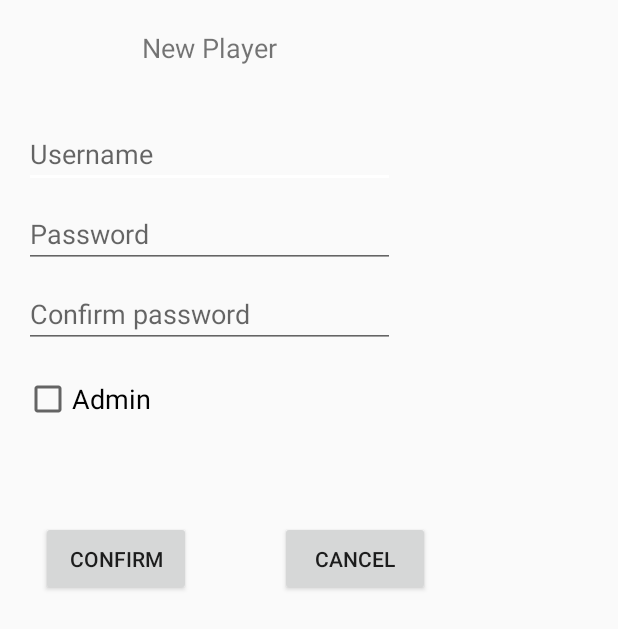
After one commit to JakobWeiler/FootballApp, an Android app: the layout activity_add_player.xml on its own in the app's theme, with its tools: preview values and no code run, on a phone screen of 412 x 824 dp. The commit adds this screen. Shown: the top 629 px of the screen. Run offline under Robolectric (Android 15) with nearby library versions, the phone set to English and light mode, and no system bars.

```diff
--- a/app/src/main/AndroidManifest.xml
+++ b/app/src/main/AndroidManifest.xml
@@ -2,7 +2,7 @@
 <manifest xmlns:android="http://schemas.android.com/apk/res/android"
     package="at.footballapp.captainandroid.footballapp">
 
-    <uses-permission android:name="android.permission.INTERNET"/>
+    <uses-permission android:name="android.permission.INTERNET" />
 
     <application
         android:allowBackup="true"
@@ -11,7 +11,8 @@
         android:roundIcon="@mipmap/ic_launcher_round"
         android:supportsRtl="true"
         android:theme="@style/AppTheme">
-        <activity android:name=".pkgGUI.LoginActivity"
+        <activity
+            android:name=".pkgGUI.LoginActivity"
             android:screenOrientation="portrait">
             <intent-filter>
                 <action android:name="android.intent.action.MAIN" />
@@ -19,25 +20,35 @@
                 <category android:name="android.intent.category.LAUNCHER" />
             </intent-filter>
         </activity>
-        <activity android:name=".pkgGUI.RemovePlayerActivity"
-            android:screenOrientation="portrait"/>
-        <activity android:name=".pkgGUI.RemoveMatchActivity"
-            android:screenOrientation="portrait"/>
-        <activity android:name=".pkgGUI.UpdateMatchActivity"
-            android:screenOrientation="portrait"/>
-        <activity android:name=".pkgGUI.EditTeamActivity"
-            android:screenOrientation="portrait"/>
-        <activity android:name=".pkgGUI.StatisticActivity"
-            android:screenOrientation="portrait"/>
-        <activity android:name=".pkgGUI.MatchActivity"
-            android:screenOrientation="portrait"/>
-        <activity android:name=".pkgGUI.ProfileActivity"
-            android:screenOrientation="portrait"/>
+        <activity
+            android:name=".pkgGUI.RemovePlayerActivity"
+            android:screenOrientation="portrait" />
+        <activity
+            android:name=".pkgGUI.RemoveMatchActivity"
+            android:screenOrientation="portrait" />
+        <activity
+            android:name=".pkgGUI.UpdateMatchActivity"
+            android:screenOrientation="portrait" />
+        <activity
+            android:name=".pkgGUI.EditTeamActivity"
+            android:screenOrientation="portrait" />
+        <activity
+            android:name=".pkgGUI.StatisticActivity"
+            android:screenOrientation="portrait" />
+        <activity
+            android:name=".pkgGUI.MatchActivity"
+            android:screenOrientation="portrait" />
+        <activity
+            android:name=".pkgGUI.ProfileActivity"
+            android:screenOrientation="portrait" />
         <activity
             android:name=".pkgGUI.MainActivity"
             android:label="@string/title_activity_main"
-            android:theme="@style/AppTheme.NoActionBar"
-            android:screenOrientation="portrait"/>
+            android:screenOrientation="portrait"
+            android:theme="@style/AppTheme.NoActionBar" />
+        <activity android:name=".pkgGUI.AddPlayerActivity"
+            android:theme="@android:style/Theme.Dialog" />
+
     </application>
 
 </manifest>
--- /dev/null
+++ b/app/src/main/java/at/footballapp/captainandroid/footballapp/pkgGUI/AddPlayerActivity.java
@@ -0,0 +1,16 @@
+package at.footballapp.captainandroid.footballapp.pkgGUI;
+
+import android.app.Activity;
+import android.support.v7.app.AppCompatActivity;
+import android.os.Bundle;
+
+import at.footballapp.captainandroid.footballapp.R;
+
+public class AddPlayerActivity extends Activity {
+
+    @Override
+    protected void onCreate(Bundle savedInstanceState) {
+        super.onCreate(savedInstanceState);
+        setContentView(R.layout.activity_add_player);
+    }
+}
--- a/app/src/main/java/at/footballapp/captainandroid/footballapp/pkgGUI/AddPlayerDialogFragment.java
+++ b/app/src/main/java/at/footballapp/captainandroid/footballapp/pkgGUI/AddPlayerDialogFragment.java
@@ -27,6 +27,7 @@ public class AddPlayerDialogFragment extends DialogFragment {
 
     @Override
     public Dialog onCreateDialog(Bundle savedInstanceState) {
+        setStyle( DialogFragment.STYLE_NORMAL,R.style.RMTheme);
         AlertDialog.Builder builder = new AlertDialog.Builder(getActivity());
         LayoutInflater inflater = getActivity().getLayoutInflater();
 
@@ -36,7 +37,7 @@ public class AddPlayerDialogFragment extends DialogFragment {
                     @Override
                     public void onClick(DialogInterface dialog, int id) {
                         //Database.newInstance().addPlayer(new Player());
-                        EditText txtUsername = (EditText) ((Dialog)dialog).findViewById(R.id.username);     // how to get access to the field values
+                        EditText txtUsername = (EditText) ((Dialog) dialog).findViewById(R.id.username);     // how to get access to the field values
                     }
                 })
                 .setNegativeButton(R.string.Cancel, new DialogInterface.OnClickListener() {
@@ -44,6 +45,7 @@ public class AddPlayerDialogFragment extends DialogFragment {
                         AddPlayerDialogFragment.this.getDialog().cancel();
                     }
                 });
+
         return builder.create();
     }
 }
--- a/app/src/main/java/at/footballapp/captainandroid/footballapp/pkgGUI/MainActivity.java
+++ b/app/src/main/java/at/footballapp/captainandroid/footballapp/pkgGUI/MainActivity.java
@@ -85,8 +85,9 @@ public class MainActivity extends AppCompatActivity
         int id = item.getItemId();
 
         if (id == R.id.nav_addPlayer) {
-            DialogFragment newFragment = new AddPlayerDialogFragment();
-            newFragment.show(getSupportFragmentManager(), "newPlayer");
+            startActivity(new Intent(MainActivity.this, AddPlayerActivity.class));
+           // DialogFragment newFragment = new AddPlayerDialogFragment();
+            //newFragment.show(getSupportFragmentManager(), "newPlayer");
         } else if (id == R.id.nav_removePlayer) {
             startActivity(new Intent(MainActivity.this, RemovePlayerActivity.class));
         } else if (id == R.id.nav_Profile) {
--- /dev/null
+++ b/app/src/main/res/layout/activity_add_player.xml
@@ -0,0 +1,95 @@
+<?xml version="1.0" encoding="utf-8"?>
+<android.support.constraint.ConstraintLayout xmlns:android="http://schemas.android.com/apk/res/android"
+    xmlns:app="http://schemas.android.com/apk/res-auto"
+    xmlns:tools="http://schemas.android.com/tools"
+    android:layout_width="match_parent"
+    android:layout_height="match_parent"
+    tools:context="at.footballapp.captainandroid.footballapp.pkgGUI.AddPlayerActivity">
+
+    <LinearLayout
+        android:layout_width="wrap_content"
+        android:layout_height="wrap_content"
+        android:orientation="vertical"
+        tools:layout_editor_absoluteY="0dp"
+        tools:layout_editor_absoluteX="0dp"
+        android:id="@+id/linearLayout">
+
+        <TextView
+            android:layout_width="match_parent"
+            android:layout_height="64dp"
+            android:gravity="center"
+            android:text="@string/NewPlayer"
+            android:textAlignment="center"
+            android:textSize="18sp" />
+
+        <EditText
+            android:id="@+id/username"
+            android:layout_width="match_parent"
+            android:layout_height="wrap_content"
+            android:layout_marginBottom="4dp"
+            android:layout_marginLeft="16dp"
+            android:layout_marginRight="16dp"
+            android:layout_marginTop="16dp"
+            android:hint="@string/Username"
+            android:inputType="textEmailAddress" />
+
+        <EditText
+            android:id="@+id/password"
+            android:layout_width="match_parent"
+            android:layout_height="wrap_content"
+            android:layout_marginBottom="4dp"
+            android:layout_marginLeft="16dp"
+            android:layout_marginRight="16dp"
+            android:layout_marginTop="4dp"
+            android:fontFamily="sans-serif"
+            android:hint="@string/Password"
+            android:inputType="textPassword" />
+
+        <EditText
+            android:id="@+id/confirmPassword"
+            android:layout_width="match_parent"
+            android:layout_height="wrap_content"
+            android:layout_marginBottom="4dp"
+            android:layout_marginLeft="16dp"
+            android:layout_marginRight="16dp"
+            android:layout_marginTop="4dp"
+            android:fontFamily="sans-serif"
+            android:hint="@string/ConfirmPassword"
+            android:inputType="textPassword" />
+
+        <CheckBox
+            android:id="@+id/cbIsAdmin"
+            android:layout_width="247dp"
+            android:layout_height="60dp"
+            android:layout_marginBottom="12dp"
+            android:layout_marginLeft="16dp"
+            android:layout_marginRight="16dp"
+            android:text="@string/Admin"
+            android:textSize="18sp" />
+
+    </LinearLayout>
+
+    <Button
+        android:id="@+id/btnCancel"
+        android:layout_width="100dp"
+        android:layout_height="50dp"
+        android:text="@string/Cancel"
+        app:layout_constraintLeft_toRightOf="@+id/btnConfirm"
+        android:layout_marginLeft="16dp"
+        android:layout_marginTop="39dp"
+        app:layout_constraintTop_toBottomOf="@+id/linearLayout"
+        android:layout_marginRight="8dp"
+        app:layout_constraintRight_toRightOf="parent"
+        app:layout_constraintHorizontal_bias="0.268" />
+
+    <Button
+        android:id="@+id/btnConfirm"
+        android:layout_width="100dp"
+        android:layout_height="50dp"
+        android:text="@string/Confirm"
+        android:layout_marginLeft="27dp"
+        app:layout_constraintLeft_toLeftOf="parent"
+        android:layout_marginTop="39dp"
+        app:layout_constraintTop_toBottomOf="@+id/linearLayout" />
+
+</android.support.constraint.ConstraintLayout>
--- a/app/src/main/res/layout/dialog_add_player.xml
+++ b/app/src/main/res/layout/dialog_add_player.xml
@@ -2,7 +2,8 @@
 <LinearLayout xmlns:android="http://schemas.android.com/apk/res/android"
     android:orientation="vertical"
     android:layout_width="wrap_content"
-    android:layout_height="wrap_content">
+    android:layout_height="wrap_content"
+    >
 
     <TextView
         android:layout_width="match_parent"
@@ -52,4 +53,10 @@
         android:layout_marginLeft="16dp"
         android:layout_marginRight="16dp"
         android:layout_marginBottom="12dp" />
+
+    <Button
+        android:id="@+id/btnTest"
+        android:layout_width="101dp"
+        android:layout_height="wrap_content"
+        android:text="Button" />
 </LinearLayout>
--- a/app/src/main/res/values/strings.xml
+++ b/app/src/main/res/values/strings.xml
@@ -44,6 +44,7 @@
     <string name="NewPlayer">New Player</string>
     <string name="Username">Username</string>
     <string name="ConfirmPassword">Confirm password</string>
+    <string name="Confirm">Confirm</string>
     <string name="Admin">Admin</string>
 
     <!-- TODO: Remove or change this placeholder text -->
--- a/app/src/main/res/values/styles.xml
+++ b/app/src/main/res/values/styles.xml
@@ -30,4 +30,14 @@
         <item name="android:background">#B50D03</item>
         <item name="android:textColor">#FFFFFF</item>
     </style>
+
+    <style name="RMTheme" parent="@android:style/Theme">
+        <item name="android:dialogLayout">@style/CustomDialog</item>
+    </style>
+
+    <style name="CustomDialog" parent="@android:style/Theme.Dialog">
+        <item name="android:background">#C2C4C1</item>
+        <item name="android:textColor">#000000</item>
+    </style>
+
 </resources>
```
